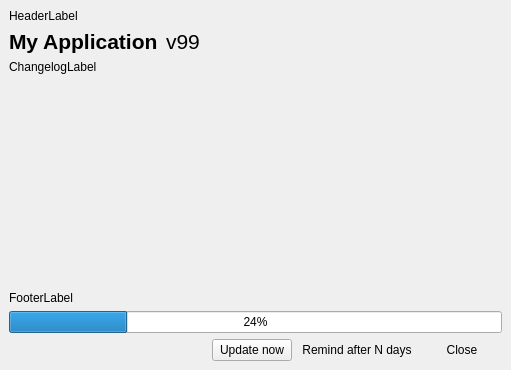
Above: mmk_updater/qt/designer/update_confirm_dialg.ui from melianmiko/mmk-updater before the change. Below: the same form after it.
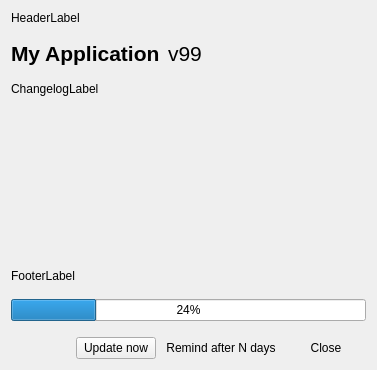
That is the form after the change. Icons and pictures are not drawn.

The edit to the form file:
```diff
--- a/mmk_updater/qt/designer/update_confirm_dialg.ui
+++ b/mmk_updater/qt/designer/update_confirm_dialg.ui
@@ -1,12 +1,12 @@
 <?xml version="1.0" encoding="UTF-8"?>
 <ui version="4.0">
  <class>MainWindow</class>
- <widget class="QMainWindow" name="MainWindow">
+ <widget class="QWidget" name="MainWindow">
   <property name="geometry">
    <rect>
     <x>0</x>
     <y>0</y>
-    <width>511</width>
+    <width>377</width>
     <height>370</height>
    </rect>
   </property>
@@ -16,11 +16,19 @@
     <verstretch>0</verstretch>
    </sizepolicy>
   </property>
+  <property name="maximumSize">
+   <size>
+    <width>16777215</width>
+    <height>16777215</height>
+   </size>
+  </property>
   <property name="windowTitle">
    <string>MainWindow</string>
   </property>
-  <widget class="QWidget" name="centralwidget">
    <layout class="QVBoxLayout" name="verticalLayout">
+   <property name="spacing">
+    <number>16</number>
+   </property>
     <item>
      <widget class="QLabel" name="header">
       <property name="text">
@@ -51,7 +59,6 @@
          <property name="font">
           <font>
            <pointsize>16</pointsize>
-           <weight>75</weight>
            <bold>true</bold>
           </font>
          </property>
@@ -112,7 +119,7 @@
       <property name="sizeHint" stdset="0">
        <size>
         <width>20</width>
-        <height>40</height>
+       <height>0</height>
        </size>
       </property>
      </spacer>
@@ -199,7 +206,6 @@
      </widget>
     </item>
    </layout>
-  </widget>
  </widget>
  <resources/>
  <connections>
```
Left out of the diff: 3 changed lines with no effect on the pictures. Lines whose indentation alone changed are shown as unchanged.
